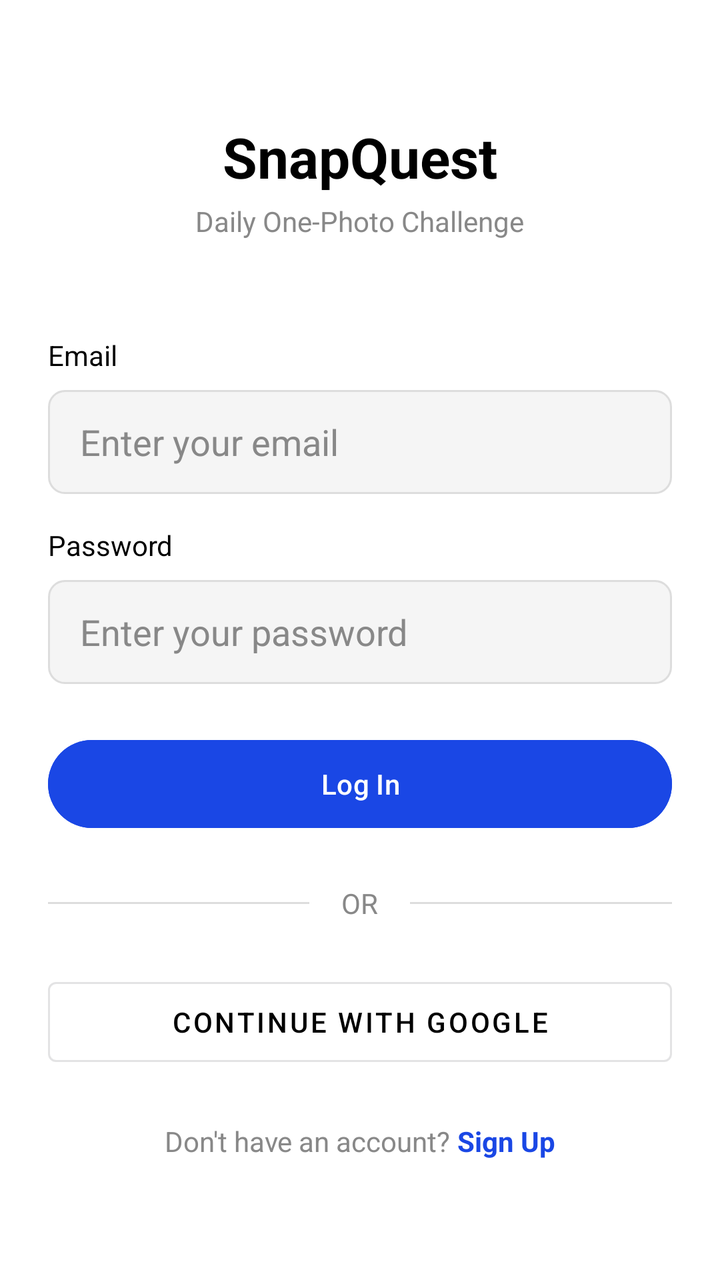
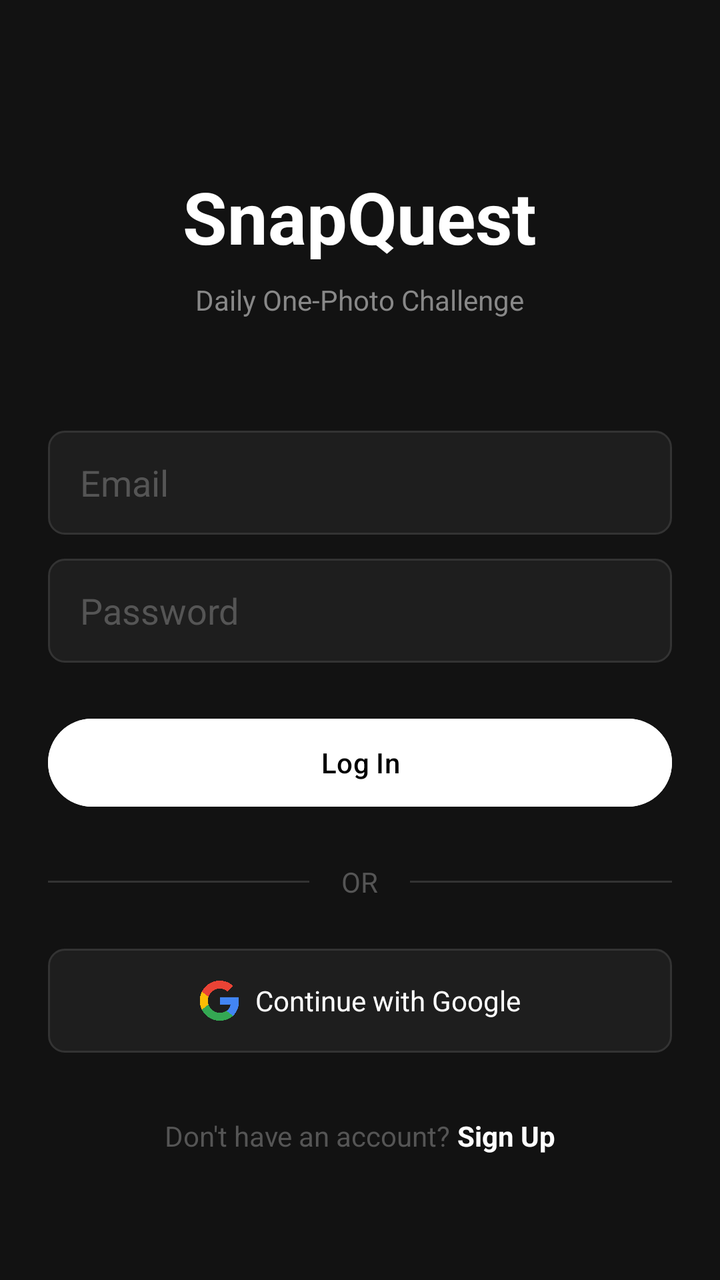

An Android layout rendered at two revisions. The XML below is the earlier revision; the diff shows what the commit changed to produce the second picture.
<!-- AndroidManifest.xml: application theme Theme.SnapQuest -->
<!-- res/layout/activity_main.xml -->
<?xml version="1.0" encoding="utf-8"?>
<LinearLayout xmlns:android="http://schemas.android.com/apk/res/android"
    android:layout_width="match_parent"
    android:layout_height="match_parent"
    android:orientation="vertical"
    android:background="#FFFFFF"
    android:gravity="center"
    android:padding="24dp">

    <TextView
        android:layout_width="wrap_content"
        android:layout_height="wrap_content"
        android:text="SnapQuest"
        android:textColor="#000000"
        android:textSize="28sp"
        android:textStyle="bold"
        android:layout_marginBottom="4dp"/>

    <TextView
        android:layout_width="wrap_content"
        android:layout_height="wrap_content"
        android:text="Daily One-Photo Challenge"
        android:textColor="#888888"
        android:textSize="14sp"
        android:layout_marginBottom="48dp"/>

    <TextView
        android:layout_width="match_parent"
        android:layout_height="wrap_content"
        android:text="Email"
        android:textColor="#000000"
        android:textSize="14sp"
        android:layout_marginBottom="8dp"/>

    <EditText
        android:id="@+id/etEmail"
        android:layout_width="match_parent"
        android:layout_height="52dp"
        android:hint="Enter your email"
        android:inputType="textEmailAddress"
        android:background="@drawable/input_background"
        android:paddingStart="16dp"
        android:paddingEnd="16dp"
        android:layout_marginBottom="16dp"
        android:textColor="#000000"
        android:textColorHint="#888888"/>

    <TextView
        android:layout_width="match_parent"
        android:layout_height="wrap_content"
        android:text="Password"
        android:textColor="#000000"
        android:textSize="14sp"
        android:layout_marginBottom="8dp"/>

    <EditText
        android:id="@+id/etPassword"
        android:layout_width="match_parent"
        android:layout_height="52dp"
        android:hint="Enter your password"
        android:inputType="textPassword"
        android:background="@drawable/input_background"
        android:paddingStart="16dp"
        android:paddingEnd="16dp"
        android:layout_marginBottom="24dp"
        android:textColor="#000000"
        android:textColorHint="#888888"/>

    <Button
        android:id="@+id/btnLogin"
        android:layout_width="match_parent"
        android:layout_height="52dp"
        android:text="Log In"
        android:textColor="#FFFFFF"
        android:backgroundTint="#1A47E5"
        android:layout_marginBottom="24dp"/>

    <LinearLayout
        android:layout_width="match_parent"
        android:layout_height="wrap_content"
        android:orientation="horizontal"
        android:gravity="center"
        android:layout_marginBottom="24dp">

        <View
            android:layout_width="0dp"
            android:layout_height="1dp"
            android:layout_weight="1"
            android:background="#DDDDDD"/>

        <TextView
            android:layout_width="wrap_content"
            android:layout_height="wrap_content"
            android:text="OR"
            android:textColor="#888888"
            android:paddingStart="16dp"
            android:paddingEnd="16dp"/>

        <View
            android:layout_width="0dp"
            android:layout_height="1dp"
            android:layout_weight="1"
            android:background="#DDDDDD"/>

    </LinearLayout>

    <Button
        android:id="@+id/btnGoogle"
        android:layout_width="match_parent"
        android:layout_height="52dp"
        android:text="Continue with Google"
        android:textColor="#000000"
        android:backgroundTint="#FFFFFF"
        android:layout_marginBottom="24dp"
        style="@style/Widget.MaterialComponents.Button.OutlinedButton"/>

    <LinearLayout
        android:layout_width="match_parent"
        android:layout_height="wrap_content"
        android:gravity="center">

        <TextView
            android:layout_width="wrap_content"
            android:layout_height="wrap_content"
            android:text="Don't have an account? "
            android:textColor="#888888"/>

        <TextView
            android:id="@+id/tvGoToSignup"
            android:layout_width="wrap_content"
            android:layout_height="wrap_content"
            android:text="Sign Up"
            android:textColor="#1A47E5"
            android:textStyle="bold"/>

    </LinearLayout>

</LinearLayout>
<!-- resources referenced by this layout -->
<resources>
  <!-- drawable input_background (drawable) -->
  <?xml version="1.0" encoding="utf-8"?>
  <shape xmlns:android="http://schemas.android.com/apk/res/android"
      android:shape="rectangle">
      <solid android:color="#F5F5F5"/>
      <corners android:radius="8dp"/>
      <stroke
          android:width="1dp"
          android:color="#DDDDDD"/>
  </shape>
  <style name="Theme.SnapQuest" parent="Base.Theme.SnapQuest" />
  <style name="Base.Theme.SnapQuest" parent="Theme.Material3.DayNight.NoActionBar">
          
          
      </style>
</resources>

<!-- the commit's change to res/layout/activity_main.xml (unified diff, before → after) -->
@@ -1,138 +1,134 @@
 <?xml version="1.0" encoding="utf-8"?>
-<LinearLayout xmlns:android="http://schemas.android.com/apk/res/android"
+<ScrollView xmlns:android="http://schemas.android.com/apk/res/android"
     android:layout_width="match_parent"
     android:layout_height="match_parent"
-    android:orientation="vertical"
-    android:background="#FFFFFF"
-    android:gravity="center"
-    android:padding="24dp">
-
-    <TextView
-        android:layout_width="wrap_content"
-        android:layout_height="wrap_content"
-        android:text="SnapQuest"
-        android:textColor="#000000"
-        android:textSize="28sp"
-        android:textStyle="bold"
-        android:layout_marginBottom="4dp"/>
-
-    <TextView
-        android:layout_width="wrap_content"
-        android:layout_height="wrap_content"
-        android:text="Daily One-Photo Challenge"
-        android:textColor="#888888"
-        android:textSize="14sp"
-        android:layout_marginBottom="48dp"/>
-
-    <TextView
-        android:layout_width="match_parent"
-        android:layout_height="wrap_content"
-        android:text="Email"
-        android:textColor="#000000"
-        android:textSize="14sp"
-        android:layout_marginBottom="8dp"/>
-
-    <EditText
-        android:id="@+id/etEmail"
-        android:layout_width="match_parent"
-        android:layout_height="52dp"
-        android:hint="Enter your email"
-        android:inputType="textEmailAddress"
-        android:background="@drawable/input_background"
-        android:paddingStart="16dp"
-        android:paddingEnd="16dp"
-        android:layout_marginBottom="16dp"
-        android:textColor="#000000"
-        android:textColorHint="#888888"/>
-
-    <TextView
-        android:layout_width="match_parent"
-        android:layout_height="wrap_content"
-        android:text="Password"
-        android:textColor="#000000"
-        android:textSize="14sp"
-        android:layout_marginBottom="8dp"/>
-
-    <EditText
-        android:id="@+id/etPassword"
-        android:layout_width="match_parent"
-        android:layout_height="52dp"
-        android:hint="Enter your password"
-        android:inputType="textPassword"
-        android:background="@drawable/input_background"
-        android:paddingStart="16dp"
-        android:paddingEnd="16dp"
-        android:layout_marginBottom="24dp"
-        android:textColor="#000000"
-        android:textColorHint="#888888"/>
-
-    <Button
-        android:id="@+id/btnLogin"
-        android:layout_width="match_parent"
-        android:layout_height="52dp"
-        android:text="Log In"
-        android:textColor="#FFFFFF"
-        android:backgroundTint="#1A47E5"
-        android:layout_marginBottom="24dp"/>
+    android:background="#121212">
 
     <LinearLayout
         android:layout_width="match_parent"
         android:layout_height="wrap_content"
-        android:orientation="horizontal"
-        android:gravity="center"
-        android:layout_marginBottom="24dp">
-
-        <View
-            android:layout_width="0dp"
-            android:layout_height="1dp"
-            android:layout_weight="1"
-            android:background="#DDDDDD"/>
+        android:orientation="vertical"
+        android:padding="24dp"
+        android:gravity="center_horizontal">
 
         <TextView
             android:layout_width="wrap_content"
             android:layout_height="wrap_content"
-            android:text="OR"
-            android:textColor="#888888"
-            android:paddingStart="16dp"
-            android:paddingEnd="16dp"/>
-
-        <View
-            android:layout_width="0dp"
-            android:layout_height="1dp"
-            android:layout_weight="1"
-            android:background="#DDDDDD"/>
-
-    </LinearLayout>
-
-    <Button
-        android:id="@+id/btnGoogle"
-        android:layout_width="match_parent"
-        android:layout_height="52dp"
-        android:text="Continue with Google"
-        android:textColor="#000000"
-        android:backgroundTint="#FFFFFF"
-        android:layout_marginBottom="24dp"
-        style="@style/Widget.MaterialComponents.Button.OutlinedButton"/>
-
-    <LinearLayout
-        android:layout_width="match_parent"
-        android:layout_height="wrap_content"
-        android:gravity="center">
+            android:text="SnapQuest"
+            android:textColor="#FFFFFF"
+            android:textSize="36sp"
+            android:textStyle="bold"
+            android:layout_marginTop="60dp"
+            android:layout_marginBottom="8dp"/>
 
         <TextView
             android:layout_width="wrap_content"
             android:layout_height="wrap_content"
-            android:text="Don't have an account? "
-            android:textColor="#888888"/>
+            android:text="Daily One-Photo Challenge"
+            android:textColor="#888888"
+            android:textSize="14sp"
+            android:layout_marginBottom="56dp"/>
 
-        <TextView
-            android:id="@+id/tvGoToSignup"
-            android:layout_width="wrap_content"
+        <EditText
+            android:id="@+id/etEmail"
+            android:layout_width="match_parent"
+            android:layout_height="52dp"
+            android:hint="Email"
+            android:inputType="textEmailAddress"
+            android:background="@drawable/input_background"
+            android:paddingStart="16dp"
+            android:paddingEnd="16dp"
+            android:layout_marginBottom="12dp"
+            android:textColor="#FFFFFF"
+            android:textColorHint="#555555"/>
+
+        <EditText
+            android:id="@+id/etPassword"
+            android:layout_width="match_parent"
+            android:layout_height="52dp"
+            android:hint="Password"
+            android:inputType="textPassword"
+            android:background="@drawable/input_background"
+            android:paddingStart="16dp"
+            android:paddingEnd="16dp"
+            android:layout_marginBottom="24dp"
+            android:textColor="#FFFFFF"
+            android:textColorHint="#555555"/>
+
+        <Button
+            android:id="@+id/btnLogin"
+            android:layout_width="match_parent"
+            android:layout_height="52dp"
+            android:text="Log In"
+            android:textColor="#000000"
+            android:backgroundTint="#FFFFFF"
+            android:layout_marginBottom="24dp"/>
+
+        <LinearLayout
+            android:layout_width="match_parent"
             android:layout_height="wrap_content"
-            android:text="Sign Up"
-            android:textColor="#1A47E5"
-            android:textStyle="bold"/>
+            android:orientation="horizontal"
+            android:gravity="center"
+            android:layout_marginBottom="24dp">
+            <View
+                android:layout_width="0dp"
+                android:layout_height="1dp"
+                android:layout_weight="1"
+                android:background="#333333"/>
+            <TextView
+                android:layout_width="wrap_content"
+                android:layout_height="wrap_content"
+                android:text="OR"
+                android:textColor="#555555"
+                android:paddingStart="16dp"
+                android:paddingEnd="16dp"/>
+            <View
+                android:layout_width="0dp"
+                android:layout_height="1dp"
+                android:layout_weight="1"
+                android:background="#333333"/>
+        </LinearLayout>
+
+        <LinearLayout
+            android:id="@+id/btnGoogle"
+            android:layout_width="match_parent"
+            android:layout_height="52dp"
+            android:orientation="horizontal"
+            android:gravity="center"
+            android:background="@drawable/input_background"
+            android:layout_marginBottom="32dp"
+            android:clickable="true"
+            android:focusable="true">
+            <ImageView
+                android:layout_width="20dp"
+                android:layout_height="20dp"
+                android:layout_marginEnd="8dp"
+                android:src="@drawable/google_icon"/>
+            <TextView
+                android:layout_width="wrap_content"
+                android:layout_height="wrap_content"
+                android:text="Continue with Google"
+                android:textColor="#FFFFFF"
+                android:textSize="14sp"/>
+        </LinearLayout>
+
+        <LinearLayout
+            android:layout_width="match_parent"
+            android:layout_height="wrap_content"
+            android:gravity="center">
+            <TextView
+                android:layout_width="wrap_content"
+                android:layout_height="wrap_content"
+                android:text="Don't have an account? "
+                android:textColor="#555555"/>
+            <TextView
+                android:id="@+id/tvGoToSignup"
+                android:layout_width="wrap_content"
+                android:layout_height="wrap_content"
+                android:text="Sign Up"
+                android:textColor="#FFFFFF"
+                android:textStyle="bold"/>
+        </LinearLayout>
 
     </LinearLayout>
-
-</LinearLayout>
+</ScrollView>
<!-- resource entries referenced after the edit -->
@@ -1,14 +1,13 @@
 <!-- resources referenced by this layout -->
 <resources>
+  <!-- drawable google_icon: png bitmap (drawable, 20357 bytes) -->
   <!-- drawable input_background (drawable) -->
   <?xml version="1.0" encoding="utf-8"?>
   <shape xmlns:android="http://schemas.android.com/apk/res/android"
       android:shape="rectangle">
-      <solid android:color="#F5F5F5"/>
+      <solid android:color="#1E1E1E"/>
+      <stroke android:width="1dp" android:color="#333333"/>
       <corners android:radius="8dp"/>
-      <stroke
-          android:width="1dp"
-          android:color="#DDDDDD"/>
   </shape>
   <style name="Theme.SnapQuest" parent="Base.Theme.SnapQuest" />
   <style name="Base.Theme.SnapQuest" parent="Theme.Material3.DayNight.NoActionBar">
